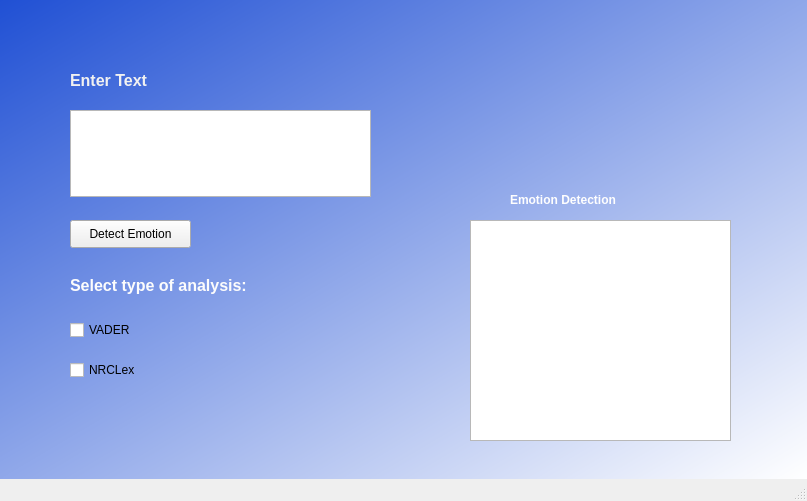
The window that wEmotionDetect.ui (BenjaminLopezLagos/Emotion_Detection) describes before a commit, drawn with Qt 5.
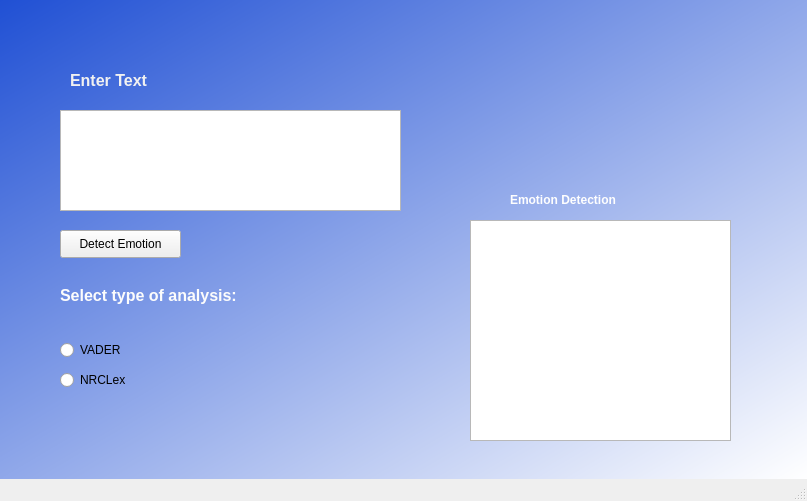
The same window after the commit.

Commit message: Change(Interface, radioButton, Transformer) are implements.

The edit to the form file:
```diff
--- a/wEmotionDetect.ui
+++ b/wEmotionDetect.ui
@@ -34,18 +34,18 @@
    <widget class="QTextEdit" name="textSentence">
     <property name="geometry">
      <rect>
-      <x>70</x>
+      <x>60</x>
       <y>110</y>
-      <width>301</width>
-      <height>87</height>
+      <width>341</width>
+      <height>101</height>
      </rect>
     </property>
    </widget>
    <widget class="QLabel" name="label_2">
     <property name="geometry">
      <rect>
-      <x>70</x>
-      <y>270</y>
+      <x>60</x>
+      <y>280</y>
       <width>241</width>
       <height>31</height>
      </rect>
@@ -57,8 +57,8 @@
    <widget class="QPushButton" name="bDetectEmotion">
     <property name="geometry">
      <rect>
-      <x>70</x>
-      <y>220</y>
+      <x>60</x>
+      <y>230</y>
       <width>121</width>
       <height>28</height>
      </rect>
@@ -67,38 +67,6 @@
      <string>Detect Emotion</string>
     </property>
    </widget>
-   <widget class="QCheckBox" name="checkVader">
-    <property name="geometry">
-     <rect>
-      <x>70</x>
-      <y>320</y>
-      <width>81</width>
-      <height>20</height>
-     </rect>
-    </property>
-    <property name="styleSheet">
-     <string notr="true">font: 75 9pt &quot;MS Shell Dlg 2&quot;;</string>
-    </property>
-    <property name="text">
-     <string>VADER</string>
-    </property>
-   </widget>
-   <widget class="QCheckBox" name="checkNRC">
-    <property name="geometry">
-     <rect>
-      <x>70</x>
-      <y>360</y>
-      <width>81</width>
-      <height>20</height>
-     </rect>
-    </property>
-    <property name="styleSheet">
-     <string notr="true">font: 75 9pt &quot;MS Shell Dlg 2&quot;;</string>
-    </property>
-    <property name="text">
-     <string>NRCLex</string>
-    </property>
-   </widget>
    <widget class="QListView" name="listEmotion">
     <property name="geometry">
      <rect>
@@ -125,6 +93,32 @@
      <string>&lt;html&gt;&lt;head/&gt;&lt;body&gt;&lt;p&gt;&lt;span style=&quot; font-weight:600; color:#fefefe;&quot;&gt;Emotion Detection&lt;/span&gt;&lt;/p&gt;&lt;/body&gt;&lt;/html&gt;</string>
     </property>
    </widget>
+   <widget class="QRadioButton" name="rVader">
+    <property name="geometry">
+     <rect>
+      <x>60</x>
+      <y>340</y>
+      <width>95</width>
+      <height>20</height>
+     </rect>
+    </property>
+    <property name="text">
+     <string>VADER</string>
+    </property>
+   </widget>
+   <widget class="QRadioButton" name="rNRCL">
+    <property name="geometry">
+     <rect>
+      <x>60</x>
+      <y>370</y>
+      <width>95</width>
+      <height>20</height>
+     </rect>
+    </property>
+    <property name="text">
+     <string>NRCLex</string>
+    </property>
+   </widget>
   </widget>
   <widget class="QStatusBar" name="statusbar"/>
  </widget>
```
The commit also changes 2 other files.
